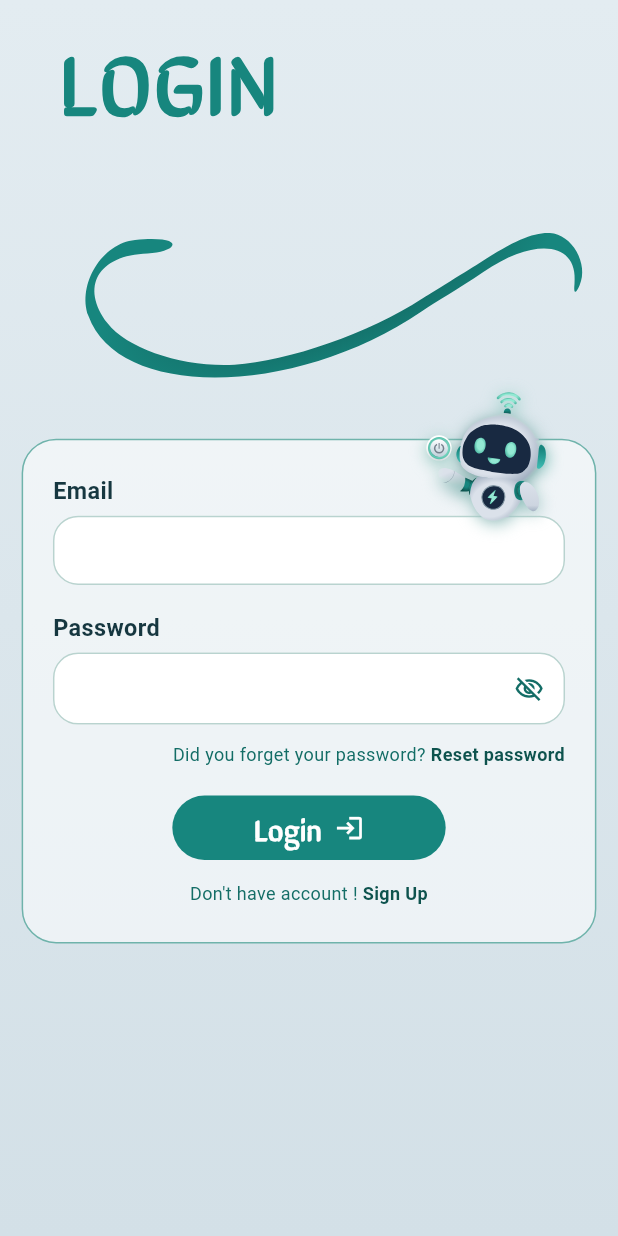
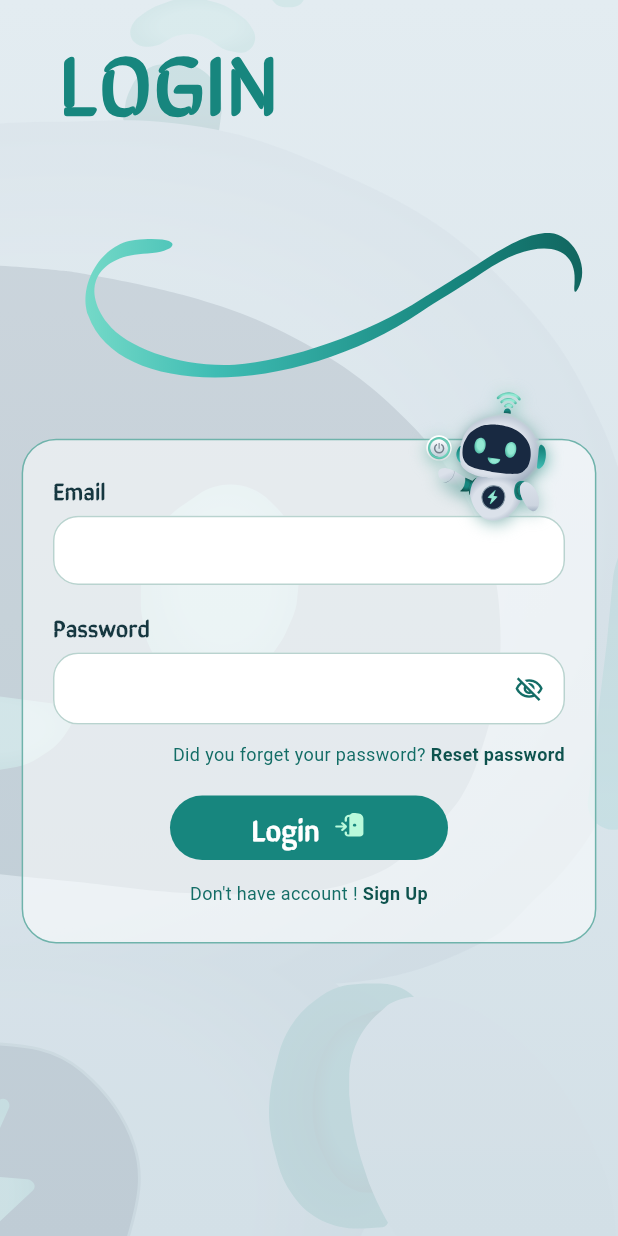
Before and after one commit to yaraHasan1/fluxa, a Flutter app: the _LoginView screen opened directly, on a phone screen of 412 x 824 dp. Run offline on Flutter 3.47's test engine with Material 3 defaults, Android fonts, the phone set to English and light mode, and no system bars; our stand-ins replace equatable, flutter_bloc, flutter_svg, get_it, go_router.

Commit message:
feat(auth): wire in the background, login icon and side mascot
Assets:
- fluxa_background.svg behind login and signup, via a new FluxaBackdrop.
  Drawn with BoxFit.cover, not contain — the export is 440x956 and the frames
  it lands on rarely match that ratio, so contain would letterbox the
  watermark and leave a seam of flat background. The export carries
  opacity="0.1" itself, so it is not dimmed again.
- login_icon.svg replaces Icons.login on the login action. Its own pale mint
  fill is what the design shows against the teal pill, so it is not re-tinted.
- fluxa_side.svg becomes the onboarding mascot. This resolves the power-button
  mismatch recorded on the welcome frame: the previous crop could not hide the
  splash art's power button while keeping the head where the design puts it,
  and this export simply has no power button. Crop factors are re-solved for
  its 159x251 ratio.

The login ribbon is repainted with a ShaderMask running mint into deep teal
along its sweep. The export bakes in a flat dark ramp; srcATop recolours it
while keeping the ribbon's alpha.

Typography correction: the form tokens were pinned to Roboto on the assumption
that the brand face was a stencil unusable at form sizes. Rendering the
onboarding copy showed it is not — Sirin Stencil is the rounded face the
designs use throughout, labels included. The override is removed, so form text
now matches the frames.

Test support is consolidated into test/test_support.dart, which now also owns
SVG precaching; the same loop had been copied into four golden tests.

Also renames AppAssets.FluxabIG to fluxaBig, clearing the last analyzer lint.

Co-Authored-By: Claude <noreply@anthropic.com>

```diff
--- /dev/null
+++ b/lib/components/fluxa_backdrop.dart
@@ -0,0 +1,29 @@
+import 'package:flutter/material.dart';
+import 'package:flutter_svg/flutter_svg.dart';
+
+import 'package:fluxa/constants/app_assets.dart';
+
+/// The faint brand watermark that fills an auth frame behind its content.
+///
+/// [BoxFit.cover] rather than `contain`: the export is 440×956 and the frame it
+/// lands on will rarely match that ratio, and letterboxing the watermark would
+/// leave a visible seam of flat background at the top or bottom.
+class FluxaBackdrop extends StatelessWidget {
+  const FluxaBackdrop({super.key, this.alignment = Alignment.center});
+
+  final Alignment alignment;
+
+  @override
+  Widget build(BuildContext context) {
+    return Positioned.fill(
+      child: IgnorePointer(
+        child: SvgPicture.asset(
+          AppAssets.fluxaBackground,
+          fit: BoxFit.cover,
+          alignment: alignment,
+          excludeFromSemantics: true,
+        ),
+      ),
+    );
+  }
+}
--- a/lib/constants/app_assets.dart
+++ b/lib/constants/app_assets.dart
@@ -10,7 +10,7 @@ abstract final class AppAssets {
   static const String robotFull = '$_svg/fluxa_robot.svg';
 
   /// A wide mascot export used on social and onboarding screens.
-  static const String FluxabIG = '$_svg/FLUXABIG.svg';
+  static const String fluxaBig = '$_svg/FLUXABIG.svg';
 
   /// The full splash centrepiece (313×372): mascot, antenna waves, the floating
   /// power button and the swooping cable tail, composed as one group.
@@ -26,6 +26,17 @@ abstract final class AppAssets {
   /// Laying it out over the art at equal width registers it exactly, with no
   /// hand-tuned offset to drift when the art is re-exported.
   static const String splashBolt = '$_svg/splash_bolt.svg';
+
+  /// Full-frame watermark (440×956). The export carries `opacity="0.1"`
+  /// itself, so it is drawn at full strength — dimming it again would sink it
+  /// into the background.
+  static const String fluxaBackground = '$_svg/fluxa_background.svg';
+
+  /// Side-on mascot (159×251) used on the onboarding frame.
+  static const String fluxaSide = '$_svg/fluxa_side.svg';
+
+  /// Arrow-into-door glyph (44×38) for the login action.
+  static const String loginIcon = '$_svg/login_icon.svg';
 
   /// Three broadcast arcs radiating from a corner (170×167). Drawn once for
   /// the top-left and again, half-turned, for the bottom-right.
--- a/lib/features/login/login_screen.dart
+++ b/lib/features/login/login_screen.dart
@@ -5,6 +5,7 @@ import 'package:go_router/go_router.dart';
 
 import 'package:fluxa/components/app_text_field.dart';
 import 'package:fluxa/components/auth_card.dart';
+import 'package:fluxa/components/fluxa_backdrop.dart';
 import 'package:fluxa/components/gradient_background.dart';
 import 'package:fluxa/components/soft_shadow.dart';
 import 'package:fluxa/constants/app_assets.dart';
@@ -23,6 +24,20 @@ const double _mascotWidthFactor = 0.26;
 
 /// The ribbon sweeps across under the title, mirrored from the splash export.
 const double _ribbonWidthFactor = 1.05;
+
+/// Recolours the ribbon along its sweep — light where it enters at the left,
+/// deepening to brand teal as it runs off the right edge.
+const LinearGradient _ribbonGradient = LinearGradient(
+  begin: Alignment.centerLeft,
+  end: Alignment.centerRight,
+  colors: <Color>[
+    AppColors.mintLight,
+    AppColors.tealBright,
+    AppColors.teal,
+    AppColors.tealDark,
+  ],
+  stops: <double>[0.0, 0.32, 0.68, 1.0],
+);
 
 class LoginScreen extends StatelessWidget {
   const LoginScreen({super.key});
@@ -61,7 +76,10 @@ class _LoginViewState extends State<_LoginView> {
 
     return Scaffold(
       body: GradientBackground(
-        child: SafeArea(
+        child: Stack(
+          children: <Widget>[
+            const FluxaBackdrop(),
+            SafeArea(
               child: SingleChildScrollView(
                 padding: EdgeInsets.symmetric(horizontal: context.wp(0.035)),
                 child: Column(
@@ -81,14 +99,23 @@ class _LoginViewState extends State<_LoginView> {
                             top: context.hp(0.05),
                             width: width * _ribbonWidthFactor,
                             child: IgnorePointer(
-                          // The splash export runs the other way; mirroring it
-                          // gives the sweep the design shows here.
+                              // The export bakes in a flat dark teal ramp. srcATop
+                              // repaints it across its own length while keeping the
+                              // ribbon's alpha, so the sweep runs mint into brand
+                              // teal instead of reading as one dark stroke.
+                              child: ShaderMask(
+                                blendMode: BlendMode.srcATop,
+                                shaderCallback: (Rect bounds) =>
+                                    _ribbonGradient.createShader(bounds),
+                                // The splash export runs the other way; mirroring
+                                // it gives the sweep the design shows here.
                                 child: Transform.flip(
                                   flipX: true,
                                   child: SvgPicture.asset(
                                     AppAssets.splashSwoosh,
                                     width: width * _ribbonWidthFactor,
                                     fit: BoxFit.contain,
+                                  ),
                                 ),
                               ),
                             ),
@@ -139,6 +166,8 @@ class _LoginViewState extends State<_LoginView> {
                   ],
                 ),
               ),
+            ),
+          ],
         ),
       ),
     );
@@ -216,7 +245,13 @@ class _LoginButton extends StatelessWidget {
                 style: AppTextStyles.button.copyWith(fontSize: context.sp(19)),
               ),
               SizedBox(width: context.r(8)),
-              Icon(Icons.login, size: context.r(19), color: Colors.white),
+              // The export carries its own pale mint fill, which is what the
+              // design shows against the teal pill — so it is not re-tinted.
+              SvgPicture.asset(
+                AppAssets.loginIcon,
+                height: context.r(19),
+                excludeFromSemantics: true,
+              ),
             ],
           ),
         ),
--- a/lib/features/signup/signup_screen.dart
+++ b/lib/features/signup/signup_screen.dart
@@ -5,6 +5,7 @@ import 'package:flutter_svg/flutter_svg.dart';
 import 'package:fluxa/components/app_text_field.dart';
 import 'package:fluxa/components/auth_card.dart';
 import 'package:fluxa/components/brand_blob.dart';
+import 'package:fluxa/components/fluxa_backdrop.dart';
 import 'package:fluxa/components/gradient_background.dart';
 import 'package:fluxa/components/primary_button.dart';
 import 'package:fluxa/components/soft_shadow.dart';
@@ -70,6 +71,8 @@ class _SignupViewState extends State<_SignupView> {
       body: GradientBackground(
         child: Stack(
           children: <Widget>[
+            const FluxaBackdrop(),
+
             // Colours the top-right corner; the card is translucent, so it
             // tints the card's right edge too.
             Positioned(
--- a/lib/theme/app_text_styles.dart
+++ b/lib/theme/app_text_styles.dart
@@ -57,13 +57,8 @@ abstract final class AppTextStyles {
     height: 1.1,
   );
 
-  /// The display face is stencil, which is unreadable at form sizes. Every
-  /// token below opts back out to the UI face.
-  static const String _uiFamily = 'Roboto';
-
   /// "Email", "Password" — the caption above an input.
   static const TextStyle fieldLabel = TextStyle(
-    fontFamily: _uiFamily,
     fontWeight: FontWeight.w600,
     color: AppColors.ink,
     height: 1.2,
@@ -71,7 +66,6 @@ abstract final class AppTextStyles {
 
   /// Text the user types into an input.
   static const TextStyle fieldInput = TextStyle(
-    fontFamily: _uiFamily,
     fontWeight: FontWeight.w400,
     color: AppColors.ink,
     height: 1.2,
@@ -79,7 +73,6 @@ abstract final class AppTextStyles {
 
   /// Small print under a form — "Did you forget your password?".
   static const TextStyle helper = TextStyle(
-    fontFamily: _uiFamily,
     fontWeight: FontWeight.w400,
     color: AppColors.tealMid,
     height: 1.3,
@@ -87,7 +80,6 @@ abstract final class AppTextStyles {
 
   /// The tappable run inside [helper] — "Reset password", "Sign Up".
   static const TextStyle helperAction = TextStyle(
-    fontFamily: _uiFamily,
     fontWeight: FontWeight.w700,
     color: AppColors.tealDark,
     height: 1.3,
```
Also changed, not shown: lib/features/onboarding/onboarding_screen.dart (+7 -7 lines), assets/svg/fluxa_background.svg (added), assets/svg/fluxa_side.svg (added), assets/svg/login_icon.svg (added), 8 other files. Lines whose indentation alone changed are shown as unchanged.
